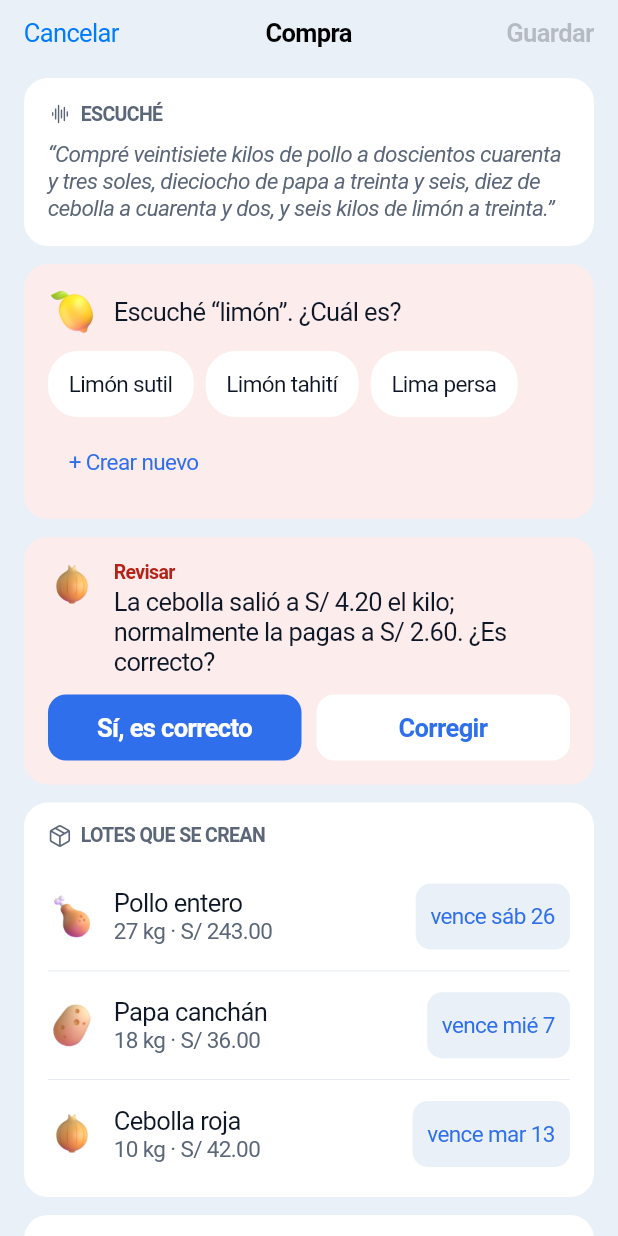
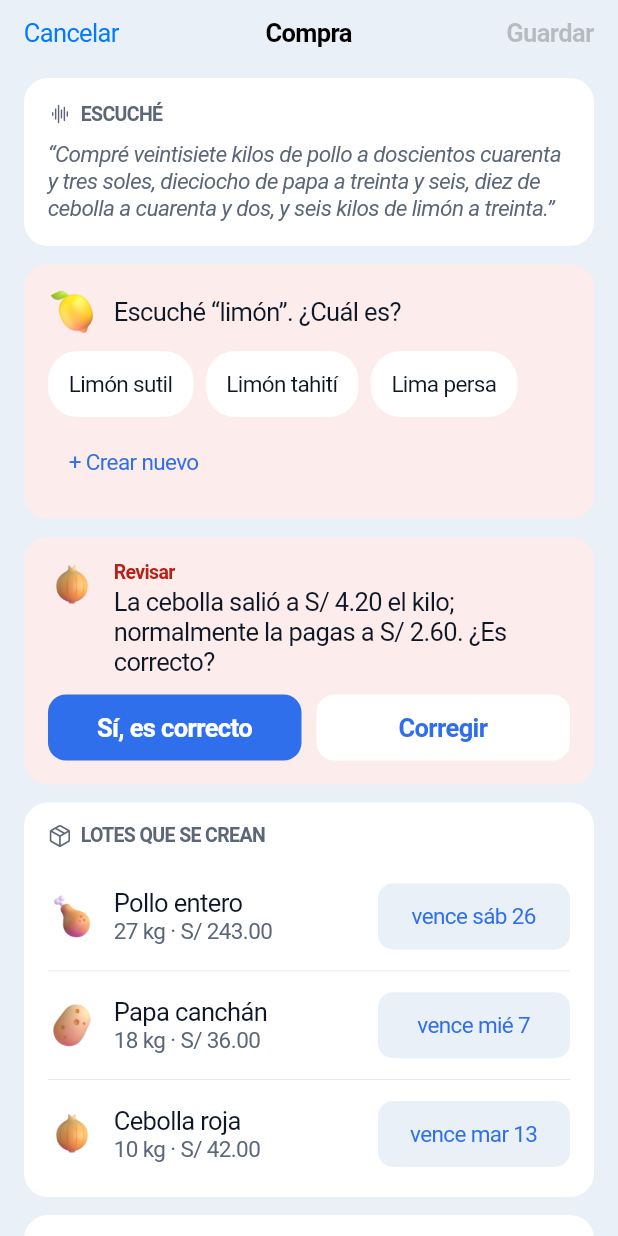
Before and after one commit to JosepRivera/kilo-app, a Flutter app: the PurchaseReviewScreen screen opened directly, on a phone screen of 412 x 824 dp. Run offline on Flutter 3.47's test engine with Material 3 defaults, Android fonts, the phone set to English and light mode, and no system bars.

Commit message:
fix: singular units, lime lot on resolution, even expiry buttons
- '1 atado' / '1 unidad' via withUnit
- Resolving the ambiguous lime adds its lot to the purchase review
- Expiry buttons share a fixed width

```diff
--- a/lib/data/supplies.dart
+++ b/lib/data/supplies.dart
@@ -96,3 +96,15 @@ Widget supplyIcon(String? icon, double size) => Image.asset(
 
 String formatQty(double v) =>
     v == v.roundToDouble() ? v.toStringAsFixed(0) : v.toStringAsFixed(1);
+
+String withUnit(double v, String unit) {
+  final one = v == 1;
+  final u = !one
+      ? unit
+      : unit.endsWith('des')
+      ? unit.substring(0, unit.length - 2)
+      : unit.endsWith('s')
+      ? unit.substring(0, unit.length - 1)
+      : unit;
+  return '${formatQty(v)} $u';
+}
--- a/lib/features/dictation/purchase_review_screen.dart
+++ b/lib/features/dictation/purchase_review_screen.dart
@@ -71,8 +71,14 @@ class _PurchaseReviewScreenState extends State<PurchaseReviewScreen> {
   ];
   String? _lime, _onionCheck;
 
-  double get _total =>
-      _lots.fold(0.0, (t, l) => t + l.cost) + (_lime == null ? 0 : 30);
+  double get _total => _lots.fold(0.0, (t, l) => t + l.cost);
+
+  void _resolveLime(String name) => setState(() {
+    _lime = name;
+    _lots.add(
+      LotDraft(name, 'lime', 'kg', 6, 30, _today.add(const Duration(days: 7))),
+    );
+  });
 
   Future<void> _pickExpiry(LotDraft lot) => showCupertinoModalPopup<void>(
     context: context,
@@ -135,7 +141,7 @@ class _PurchaseReviewScreenState extends State<PurchaseReviewScreen> {
                           horizontal: 14,
                           vertical: 10,
                         ),
-                        onPressed: () => setState(() => _lime = m),
+                        onPressed: () => _resolveLime(m),
                         child: Text(
                           m,
                           style: TextStyle(fontSize: 15, color: p.text),
@@ -146,7 +152,7 @@ class _PurchaseReviewScreenState extends State<PurchaseReviewScreen> {
                         horizontal: 14,
                         vertical: 10,
                       ),
-                      onPressed: () => setState(() => _lime = 'insumo nuevo'),
+                      onPressed: () => _resolveLime('Limón (nuevo)'),
                       child: Text(
                         '+ Crear nuevo',
                         style: TextStyle(fontSize: 15, color: p.accent),
@@ -236,7 +242,7 @@ class _LotRow extends StatelessWidget {
               children: [
                 Text(lot.name, style: TextStyle(fontSize: 17, color: p.text)),
                 Text(
-                  '${formatQty(lot.quantity)} ${lot.unit} · S/ ${lot.cost.toStringAsFixed(2)}',
+                  '${withUnit(lot.quantity, lot.unit)} · S/ ${lot.cost.toStringAsFixed(2)}',
                   style: numbers,
                 ),
               ],
@@ -244,7 +250,7 @@ class _LotRow extends StatelessWidget {
           ),
           CupertinoButton(
             padding: const EdgeInsets.symmetric(horizontal: 10),
-            minimumSize: const Size(44, 44),
+            minimumSize: const Size(128, 44),
             color: p.background,
             borderRadius: BorderRadius.circular(10),
             onPressed: onExpiry,
--- a/lib/features/dictation/stock_close_review_screen.dart
+++ b/lib/features/dictation/stock_close_review_screen.dart
@@ -143,7 +143,7 @@ class _StockCloseReviewScreenState extends State<StockCloseReviewScreen> {
                             ),
                             if (e.phrase != null)
                               Text(
-                                '“${e.phrase}” = ${formatQty(e.remaining)} ${e.unit}',
+                                '“${e.phrase}” = ${withUnit(e.remaining, e.unit)}',
                                 style: TextStyle(fontSize: 13, color: p.muted),
                               ),
                           ],
--- a/lib/features/savings/savings_screen.dart
+++ b/lib/features/savings/savings_screen.dart
@@ -125,7 +125,7 @@ class SavingsScreen extends StatelessWidget {
                               style: TextStyle(fontSize: 17, color: p.text),
                             ),
                             Text(
-                              '${formatQty(w.quantity)} ${w.unit} vencidos',
+                              '${withUnit(w.quantity, w.unit)} vencidos',
                               style: TextStyle(fontSize: 13, color: p.muted),
                             ),
                           ],
--- a/lib/features/supplies/supplies_screen.dart
+++ b/lib/features/supplies/supplies_screen.dart
@@ -120,7 +120,7 @@ class _SupplyTile extends StatelessWidget {
             const SizedBox(width: 6),
           ],
           Text(
-            '${formatQty(supply.onHand)} ${supply.unit}',
+            withUnit(supply.onHand, supply.unit),
             style: TextStyle(
               fontSize: 17,
               color: p.muted,
--- a/lib/features/supplies/supply_detail_screen.dart
+++ b/lib/features/supplies/supply_detail_screen.dart
@@ -82,7 +82,7 @@ class _SupplyDetailScreenState extends State<SupplyDetailScreen> {
                     const PanelDivider(),
                     _Line(
                       label: '“${e.key}”',
-                      value: '${formatQty(e.value)} ${s.unit}',
+                      value: withUnit(e.value, s.unit),
                     ),
                   ],
                 ],
@@ -257,7 +257,7 @@ class _Week extends StatelessWidget {
                   SizedBox(
                     width: 96,
                     child: Text(
-                      '${formatQty(w[i])} ${supply.unit}',
+                      withUnit(w[i], supply.unit),
                       textAlign: TextAlign.right,
                       style: TextStyle(
                         fontSize: 17,
@@ -312,7 +312,7 @@ class _Lots extends StatelessWidget {
                     ),
                   ),
                   Text(
-                    '${formatQty(l.quantity)} ${supply.unit}',
+                    withUnit(l.quantity, supply.unit),
                     style: TextStyle(
                       fontSize: 17,
                       color: p.muted,
--- a/lib/features/today/today_screen.dart
+++ b/lib/features/today/today_screen.dart
@@ -168,7 +168,7 @@ class _SupplyRow extends StatelessWidget {
       button: true,
       checked: bought,
       label:
-          'Comprar ${formatQty(supply.toBuy)} ${supply.unit} de ${supply.name}. '
+          'Comprar ${withUnit(supply.toBuy, supply.unit)} de ${supply.name}. '
           'Tienes ${formatQty(supply.onHand)}.${supply.isLearning ? ' Kilo aún aprende este insumo.' : ''}',
       child: GestureDetector(
         behavior: HitTestBehavior.opaque,
@@ -226,7 +226,7 @@ class _SupplyRow extends StatelessWidget {
                               color: p.text,
                             ),
                           Text(
-                            ' ${formatQty(supply.toBuy)} ${supply.unit}',
+                            ' ${withUnit(supply.toBuy, supply.unit)}',
                             style: TextStyle(
                               fontSize: 20,
                               fontWeight: FontWeight.w600,
```
Also changed, not shown: 1 other file.
